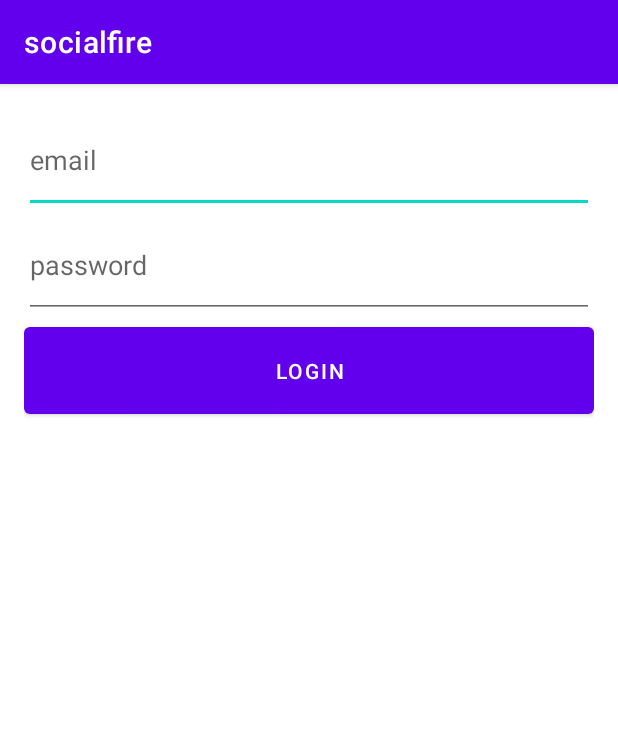
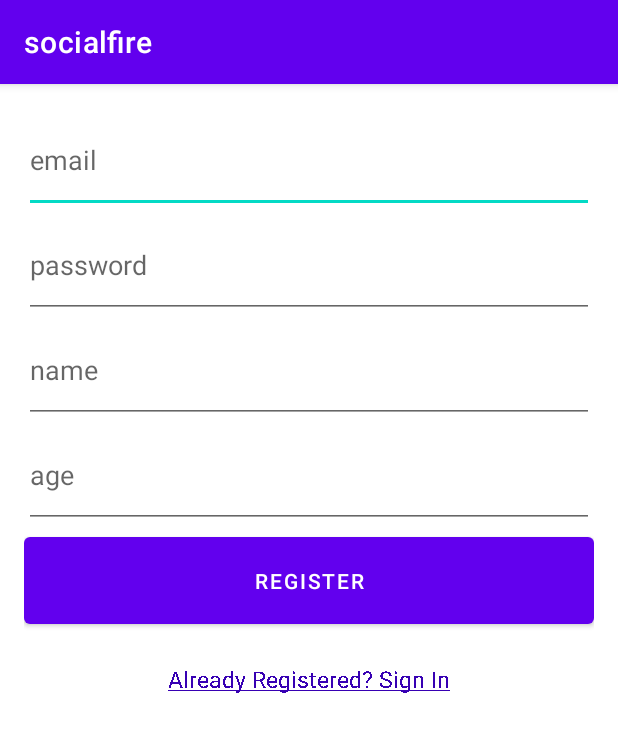
Before and after one commit to Anirudh2305/SocialFireGram, an Android app: the screen it shows after launch (LoginActivity before the commit, RegisterActivity after it), on a phone screen of 412 x 824 dp. Shown: the top 732 px of the screen. Run offline under Robolectric (Android 15) with nearby library versions, the phone set to English and light mode, and no system bars; our stand-ins replace Firebase (no records; nobody signed in at launch, a user with empty details on screens opened directly).

Commit message:
Registration and Google Sign In added

```diff
--- a/app/src/main/AndroidManifest.xml
+++ b/app/src/main/AndroidManifest.xml
@@ -15,6 +15,9 @@
         android:theme="@style/Theme.Socialfire"
         tools:targetApi="31">
         <activity
+            android:name=".LoginActivity"
+            android:exported="false" />
+        <activity
             android:name=".CreateActivity"
             android:exported="false" />
         <activity
@@ -24,7 +27,7 @@
             android:name=".PostsActivity"
             android:exported="false" />
         <activity
-            android:name=".LoginActivity"
+            android:name=".RegisterActivity"
             android:exported="true">
             <intent-filter>
                 <action android:name="android.intent.action.MAIN" />
--- a/app/src/main/java/com/example/socialfire/ProfileActivity.kt
+++ b/app/src/main/java/com/example/socialfire/ProfileActivity.kt
@@ -27,7 +27,7 @@ class ProfileActivity : PostsActivity() {
         if(item.itemId == R.id.menu_logout) {
             Log.i(TAG,"Logout")
             FirebaseAuth.getInstance().signOut()
-            val intent = Intent(this,LoginActivity::class.java)
+            val intent = Intent(this,RegisterActivity::class.java)
             // Once logged out and gone to login screen we clear entire backstack with this addFlags. So back press
             // on LoginAct will close app rather than going to profile screen again.
             intent.addFlags(Intent.FLAG_ACTIVITY_CLEAR_TASK or Intent.FLAG_ACTIVITY_NEW_TASK)
--- /dev/null
+++ b/app/src/main/java/com/example/socialfire/RegisterActivity.kt
@@ -0,0 +1,82 @@
+package com.example.socialfire
+
+import android.content.Intent
+import android.graphics.Paint
+import androidx.appcompat.app.AppCompatActivity
+import android.os.Bundle
+import android.util.Log
+import android.widget.Toast
+import com.example.socialfire.models.User
+import com.google.firebase.auth.FirebaseAuth
+import com.google.firebase.firestore.FirebaseFirestore
+import kotlinx.android.synthetic.main.activity_login.*
+import kotlinx.android.synthetic.main.activity_login.etEmail
+import kotlinx.android.synthetic.main.activity_login.etPassword
+import kotlinx.android.synthetic.main.activity_register.*
+import kotlinx.coroutines.CoroutineScope
+import kotlinx.coroutines.Dispatchers
+import kotlinx.coroutines.launch
+import kotlinx.coroutines.tasks.await
+import kotlinx.coroutines.withContext
+
+private const val TAG = "RegisterActivity"
+
+
+class RegisterActivity : AppCompatActivity() {
+
+    lateinit var auth: FirebaseAuth
+    private lateinit var firebaseDb: FirebaseFirestore
+
+    override fun onCreate(savedInstanceState: Bundle?) {
+        super.onCreate(savedInstanceState)
+        setContentView(R.layout.activity_register)
+
+        txtAlreadyReg.text = getString(R.string.registerAsk2)
+        txtAlreadyReg.paintFlags=Paint.UNDERLINE_TEXT_FLAG
+
+        firebaseDb = FirebaseFirestore.getInstance()
+
+        auth=FirebaseAuth.getInstance()
+
+        if(auth.currentUser!=null) {
+            startActivity(Intent(this@RegisterActivity,LoginActivity::class.java))
+            finish()
+        }
+        btnRegister.setOnClickListener {
+            btnRegister.isEnabled=false
+            val email = etEmail.text.toString()
+            val password = etPassword.text.toString()
+            val name = etName.text.toString()
+            val age = etAge.text.toString()
+            if(email.isBlank() || password.isBlank() || name.isBlank() || age.isBlank()) {
+                btnRegister.isEnabled = true
+                Toast.makeText(this,"Email/Password can't be empty",Toast.LENGTH_SHORT).show()
+                return@setOnClickListener
+            }
+            registerUser(email,password,name,age)
+        }
+
+        txtAlreadyReg.setOnClickListener {
+            startActivity(Intent(this,LoginActivity::class.java))
+        }
+    }
+
+    private fun registerUser(email:String,password:String,name:String,age:String) {
+        auth.createUserWithEmailAndPassword(email,password).addOnCompleteListener { task->
+            btnRegister.isEnabled=true
+            if(task.isSuccessful) {
+                // dB mein add kro user
+                val user = User(name,age.toInt())
+                val id = auth.currentUser?.uid as String
+                firebaseDb.collection("users").document(id).set(user)
+                startActivity(Intent(this@RegisterActivity,LoginActivity::class.java))
+                finish()
+            }
+            else {
+                    Log.e(TAG, "createWithEmail failed",task.exception)
+                    Toast.makeText(this@RegisterActivity,"Unable to Register",Toast.LENGTH_SHORT).show()
+            }
+        }
+    }
+
+}
--- /dev/null
+++ b/app/src/main/res/layout/activity_register.xml
@@ -0,0 +1,66 @@
+<?xml version="1.0" encoding="utf-8"?>
+<LinearLayout
+    xmlns:android="http://schemas.android.com/apk/res/android"
+    xmlns:app="http://schemas.android.com/apk/res-auto"
+    xmlns:tools="http://schemas.android.com/tools"
+    android:layout_width="match_parent"
+    android:layout_height="match_parent"
+    android:orientation="vertical"
+    android:layout_margin="16dp"
+    tools:context=".RegisterActivity">
+
+    <EditText
+        android:id="@+id/etEmail"
+        android:layout_width="match_parent"
+        android:layout_height="70dp"
+        android:ems="10"
+        android:hint="email"
+        android:inputType="textEmailAddress" />
+
+
+    <EditText
+        android:id="@+id/etPassword"
+        android:layout_width="match_parent"
+        android:layout_height="70dp"
+        android:ems="10"
+        android:hint="password"
+        android:inputType="textPassword" />
+
+    <EditText
+        android:layout_width="match_parent"
+        android:layout_height="70dp"
+        android:ems="10"
+        android:hint="name"
+        android:inputType="textPersonName"
+        android:id="@+id/etName"/>
+
+    <EditText
+        android:layout_width="match_parent"
+        android:layout_height="70dp"
+        android:ems="10"
+        android:hint="age"
+        android:inputType="number"
+        android:id="@+id/etAge"/>
+
+    <Button
+        android:id="@+id/btnRegister"
+        android:layout_width="match_parent"
+        android:layout_height="70dp"
+        android:text="Register" />
+
+
+        <TextView
+            android:layout_marginTop="20dp"
+            android:layout_width="wrap_content"
+            android:layout_height="48dp"
+            android:text="@string/registerAsk2"
+            android:layout_gravity="center"
+            android:textSize="15sp"
+            android:clickable="true"
+            android:focusable="true"
+            android:textColor="@color/purple_700"
+            android:id="@+id/txtAlreadyReg"/>
+
+
+
+</LinearLayout>
--- a/app/src/main/res/values/strings.xml
+++ b/app/src/main/res/values/strings.xml
@@ -1,3 +1,6 @@
 <resources>
     <string name="app_name">socialfire</string>
+    <string name="webClient_id">281506768891-h5eqvof1j353fbdpkc6hrrc2860d5gcv.apps.googleusercontent.com</string>
+    <string name="registerAsk"><![CDATA[<u>Already Registered? Sign In</u>.]]></string>
+    <string name="registerAsk2">Already Registered? Sign In</string>
 </resources>
```
Also changed, not shown: app/build.gradle (+8 -0 lines), app/src/main/java/com/example/socialfire/LoginActivity.kt (+76 -1 lines), app/src/main/res/layout/activity_login.xml (+42 -0 lines).
